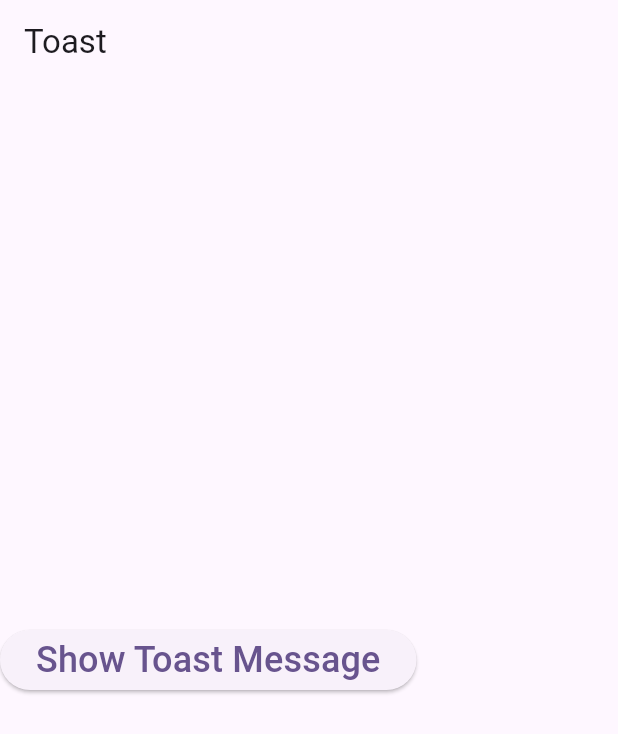
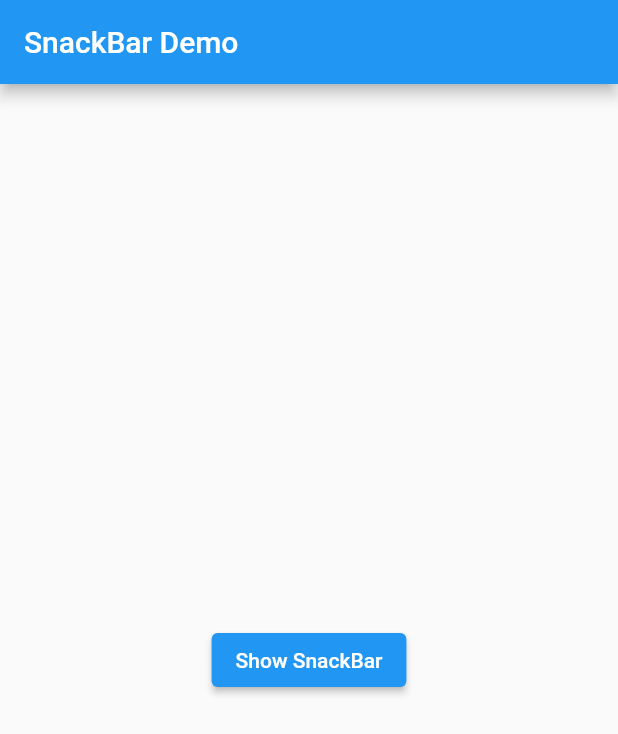
Before and after one commit to Dms110201/4312111033_DimasRizkyFeriyanto, a Flutter app: the screen it shows after launch, on a phone screen of 412 x 824 dp. Shown: the top 734 px of the screen. Run offline on Flutter 3.47's test engine with Material 2 defaults, Android fonts, the phone set to English and light mode, and no system bars.

Commit message:
Latihan Snackbar

```diff
--- a/lib/main.dart
+++ b/lib/main.dart
@@ -1,61 +1,40 @@
 import 'package:flutter/material.dart';
-import 'package:fluttertoast/fluttertoast.dart';
 
-void main() {
-  runApp(const MyApp());
-}
+void main() => runApp(const SnackBarDemo());
 
-class MyApp extends StatelessWidget {
-  const MyApp({super.key});
-
+class SnackBarDemo extends StatelessWidget {
+  const SnackBarDemo({super.key});
   @override
   Widget build(BuildContext context) {
     return MaterialApp(
-      title: 'Flutter Demo',
-      theme: ThemeData(
-        colorScheme: ColorScheme.fromSeed(seedColor: Colors.deepPurple),
-        useMaterial3: true,
+      title: 'SnackBar Demo',
+      home: Scaffold(
+        appBar: AppBar(
+          title: const Text('SnackBar Demo'),
+        ),
+        body: const SnackBarPage(),
       ),
-      home: const testtoats(),
     );
   }
 }
 
-class testtoats extends StatefulWidget {
-  const testtoats({super.key});
-
-  @override
-  State<testtoats> createState() => _testtoatsState();
-}
-
-class _testtoatsState extends State<testtoats> {
+class SnackBarPage extends StatelessWidget {
+  const SnackBarPage({super.key});
   @override
   Widget build(BuildContext context) {
-    return Scaffold(
-      appBar: AppBar(
-        title: Text("Toast"),
-      ),
-      body: Column(
-        mainAxisAlignment: MainAxisAlignment.center,
-        children: [
-          ElevatedButton(
-            onPressed: () {
-              // Langkah 3
-              Fluttertoast.showToast(
-                msg: "THE toast message",
-                toastLength: Toast.LENGTH_SHORT,
-                timeInSecForIosWeb: 1,
-                backgroundColor: Colors.black,
-                textColor: Colors.white,
-                fontSize: 16.0,
-              );
-            },
-            child: const Text(
-              'Show Toast Message',
-              style: TextStyle(fontSize: 24),
+    return Center(
+      child: ElevatedButton(
+        onPressed: () {
+          final snackBar = SnackBar(
+            content: const Text('Yay! A SnackBar!'),
+            action: SnackBarAction(
+              label: 'Undo',
+              onPressed: () {},
             ),
-          ),
-        ],
+          );
+          ScaffoldMessenger.of(context).showSnackBar(snackBar);
+        },
+        child: const Text('Show SnackBar'),
       ),
     );
   }
```
Also changed, not shown: 1 other file.
